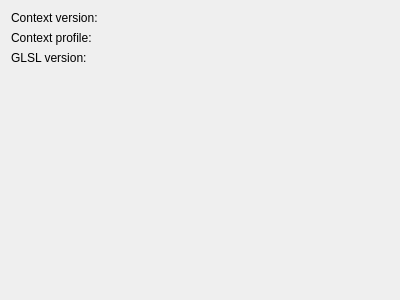
Qt form editor/src/widgets/context_info.ui (JorgenPo/blackengine) before a commit.
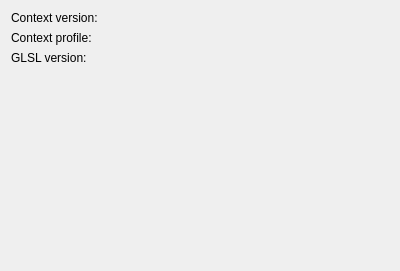
The same form after that commit.

What changed in the file:
```diff
--- a/editor/src/widgets/context_info.ui
+++ b/editor/src/widgets/context_info.ui
@@ -7,7 +7,7 @@
     <x>0</x>
     <y>0</y>
     <width>400</width>
-    <height>300</height>
+    <height>271</height>
    </rect>
   </property>
   <property name="windowTitle">
```
Left out of the diff: 6 changed lines with no effect on the pictures.
